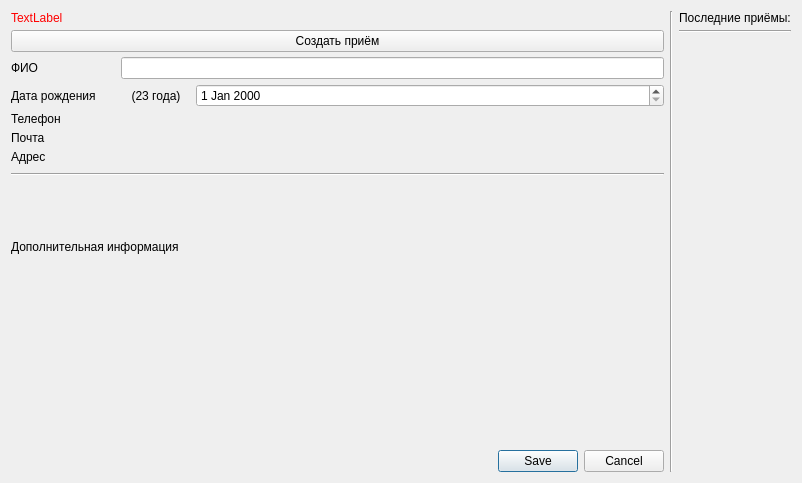
The window that interface/patient/patientForm.ui (strizh78/MApp) describes before a commit, drawn with Qt 5.
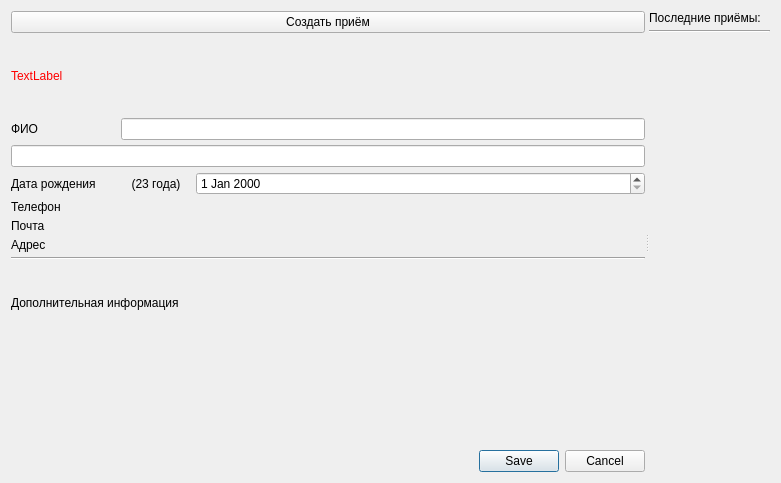
The same window after the commit. Icons and pictures are not drawn. Custom widgets are drawn as their Qt base class.

Commit message: refactor patient form

```diff
--- a/interface/patient/patientForm.ui
+++ b/interface/patient/patientForm.ui
@@ -6,7 +6,7 @@
    <rect>
     <x>0</x>
     <y>0</y>
-    <width>802</width>
+    <width>781</width>
     <height>483</height>
    </rect>
   </property>
@@ -15,34 +15,25 @@
   </property>
   <layout class="QHBoxLayout" name="horizontalLayout">
    <item>
-    <layout class="QVBoxLayout" name="verticalLayout_3">
-     <property name="spacing">
-      <number>9</number>
+    <widget class="QSplitter" name="splitter">
+     <property name="minimumSize">
+      <size>
+       <width>0</width>
+       <height>0</height>
+      </size>
      </property>
-     <property name="bottomMargin">
-      <number>0</number>
+     <property name="orientation">
+      <enum>Qt::Horizontal</enum>
      </property>
-     <item>
-      <layout class="QVBoxLayout" name="verticalLayout">
+     <widget class="QWidget" name="layoutWidget">
+      <layout class="QVBoxLayout" name="centralPart">
        <property name="spacing">
         <number>5</number>
        </property>
-       <property name="topMargin">
-        <number>0</number>
+       <property name="sizeConstraint">
+        <enum>QLayout::SetDefaultConstraint</enum>
        </property>
-       <item>
-        <widget class="QLabel" name="errorLabel">
-         <property name="styleSheet">
-          <string notr="true">color: red</string>
-         </property>
-         <property name="text">
-          <string>TextLabel</string>
-         </property>
-        </widget>
-       </item>
-       <item>
-        <layout class="QHBoxLayout" name="horizontalLayout_4">
-         <property name="topMargin">
+       <property name="bottomMargin">
           <number>0</number>
          </property>
          <item>
@@ -71,17 +62,33 @@
            </property>
           </widget>
          </item>
-        </layout>
+       <item>
+        <widget class="QLabel" name="errorLabel">
+         <property name="styleSheet">
+          <string notr="true">color: red</string>
+         </property>
+         <property name="text">
+          <string>TextLabel</string>
+         </property>
+        </widget>
        </item>
        <item>
-        <layout class="QFormLayout" name="formLayout">
-         <property name="horizontalSpacing">
+        <layout class="QVBoxLayout" name="infoLayout">
+         <property name="spacing">
           <number>5</number>
          </property>
          <property name="topMargin">
           <number>0</number>
          </property>
-         <item row="1" column="0">
+         <item>
+          <layout class="QGridLayout" name="nameLayout">
+           <property name="bottomMargin">
+            <number>0</number>
+           </property>
+           <property name="spacing">
+            <number>5</number>
+           </property>
+           <item row="0" column="0">
           <widget class="QLabel" name="nameLabel">
            <property name="minimumSize">
             <size>
@@ -100,7 +107,7 @@
            </property>
           </widget>
          </item>
-         <item row="1" column="1">
+           <item row="0" column="1">
           <widget class="QLineEdit" name="nameEdit">
            <property name="sizePolicy">
             <sizepolicy hsizetype="Expanding" vsizetype="Fixed">
@@ -122,32 +129,16 @@
            </property>
           </widget>
          </item>
+           <item row="1" column="0" colspan="2">
+            <widget class="QLineEdit" name="lineEdit"/>
+           </item>
         </layout>
        </item>
        <item>
-        <layout class="QGridLayout" name="gridLayout">
-         <property name="horizontalSpacing">
+          <layout class="QGridLayout" name="birthdayLayout">
+           <property name="spacing">
           <number>5</number>
          </property>
-         <item row="1" column="0">
-          <widget class="QLabel" name="dateLabel">
-           <property name="minimumSize">
-            <size>
-             <width>105</width>
-             <height>0</height>
-            </size>
-           </property>
-           <property name="maximumSize">
-            <size>
-             <width>105</width>
-             <height>16777215</height>
-            </size>
-           </property>
-           <property name="text">
-            <string>Дата рождения</string>
-           </property>
-          </widget>
-         </item>
          <item row="1" column="2">
           <widget class="QDateEdit" name="dateEdit">
            <property name="sizePolicy">
@@ -195,12 +186,31 @@
            </property>
           </widget>
          </item>
+           <item row="1" column="0">
+            <widget class="QLabel" name="dateLabel">
+             <property name="minimumSize">
+              <size>
+               <width>105</width>
+               <height>0</height>
+              </size>
+             </property>
+             <property name="maximumSize">
+              <size>
+               <width>105</width>
+               <height>16777215</height>
+              </size>
+             </property>
+             <property name="text">
+              <string>Дата рождения</string>
+             </property>
+            </widget>
+           </item>
         </layout>
        </item>
        <item>
-        <layout class="QFormLayout" name="formLayout_3">
+          <layout class="QFormLayout" name="contactsLayout">
          <property name="labelAlignment">
-          <set>Qt::AlignLeading|Qt::AlignLeft|Qt::AlignVCenter</set>
+            <set>Qt::AlignLeading|Qt::AlignLeft|Qt::AlignTop</set>
          </property>
          <property name="formAlignment">
           <set>Qt::AlignLeading|Qt::AlignLeft|Qt::AlignTop</set>
@@ -243,25 +253,6 @@
            </property>
           </widget>
          </item>
-         <item row="0" column="0">
-          <widget class="QLabel" name="label_2">
-           <property name="minimumSize">
-            <size>
-             <width>105</width>
-             <height>0</height>
-            </size>
-           </property>
-           <property name="maximumSize">
-            <size>
-             <width>105</width>
-             <height>16777215</height>
-            </size>
-           </property>
-           <property name="text">
-            <string>Телефон</string>
-           </property>
-          </widget>
-         </item>
          <item row="1" column="0">
           <widget class="QLabel" name="label_3">
            <property name="minimumSize">
@@ -284,6 +275,25 @@
          <item row="1" column="1">
           <widget class="EditableList" name="emailsList" native="true"/>
          </item>
+           <item row="0" column="0">
+            <widget class="QLabel" name="label_2">
+             <property name="minimumSize">
+              <size>
+               <width>105</width>
+               <height>0</height>
+              </size>
+             </property>
+             <property name="maximumSize">
+              <size>
+               <width>105</width>
+               <height>16777215</height>
+              </size>
+             </property>
+             <property name="text">
+              <string>Телефон</string>
+             </property>
+            </widget>
+           </item>
          <item row="0" column="1">
           <widget class="EditableList" name="phonesList" native="true">
            <property name="sizePolicy">
@@ -336,20 +346,19 @@
       </widget>
      </item>
      <item>
-      <widget class="QDialogButtonBox" name="solutionBox">
+        <widget class="QDialogButtonBox" name="saveInfoBox">
        <property name="standardButtons">
         <set>QDialogButtonBox::Cancel|QDialogButtonBox::Save</set>
        </property>
-       <property name="centerButtons">
-        <bool>false</bool>
-       </property>
       </widget>
      </item>
     </layout>
-   </item>
-   <item>
+     </widget>
     <widget class="QWidget" name="rightPart" native="true">
      <layout class="QHBoxLayout" name="horizontalLayout_5">
+       <property name="spacing">
+        <number>5</number>
+       </property>
       <property name="leftMargin">
        <number>0</number>
       </property>
@@ -362,13 +371,6 @@
       <property name="bottomMargin">
        <number>0</number>
       </property>
-      <item>
-       <widget class="Line" name="line_3">
-        <property name="orientation">
-         <enum>Qt::Vertical</enum>
-        </property>
-       </widget>
-      </item>
       <item>
        <layout class="QVBoxLayout" name="appointmentsList">
         <property name="spacing">
@@ -378,19 +380,12 @@
          <number>0</number>
         </property>
         <item>
-         <layout class="QHBoxLayout" name="horizontalLayout_3">
-          <property name="topMargin">
-           <number>0</number>
-          </property>
-          <item>
            <widget class="QLabel" name="lastAppointmentsLabel">
             <property name="text">
              <string>Последние приёмы:</string>
             </property>
            </widget>
           </item>
-         </layout>
-        </item>
         <item>
          <widget class="Line" name="line_2">
           <property name="orientation">
@@ -418,6 +413,7 @@
       </item>
      </layout>
     </widget>
+    </widget>
    </item>
   </layout>
  </widget>
```
Left out of the diff: 1 changed line with no effect on the pictures. Lines whose indentation alone changed are shown as unchanged. The commit also changes 2 other files.
